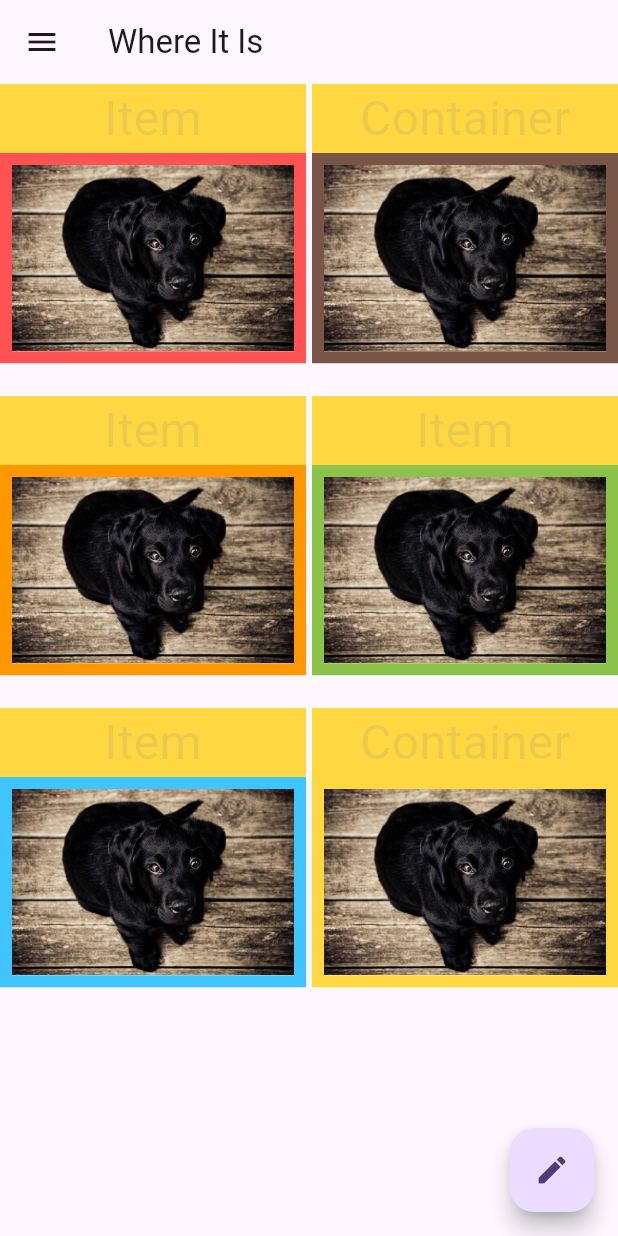
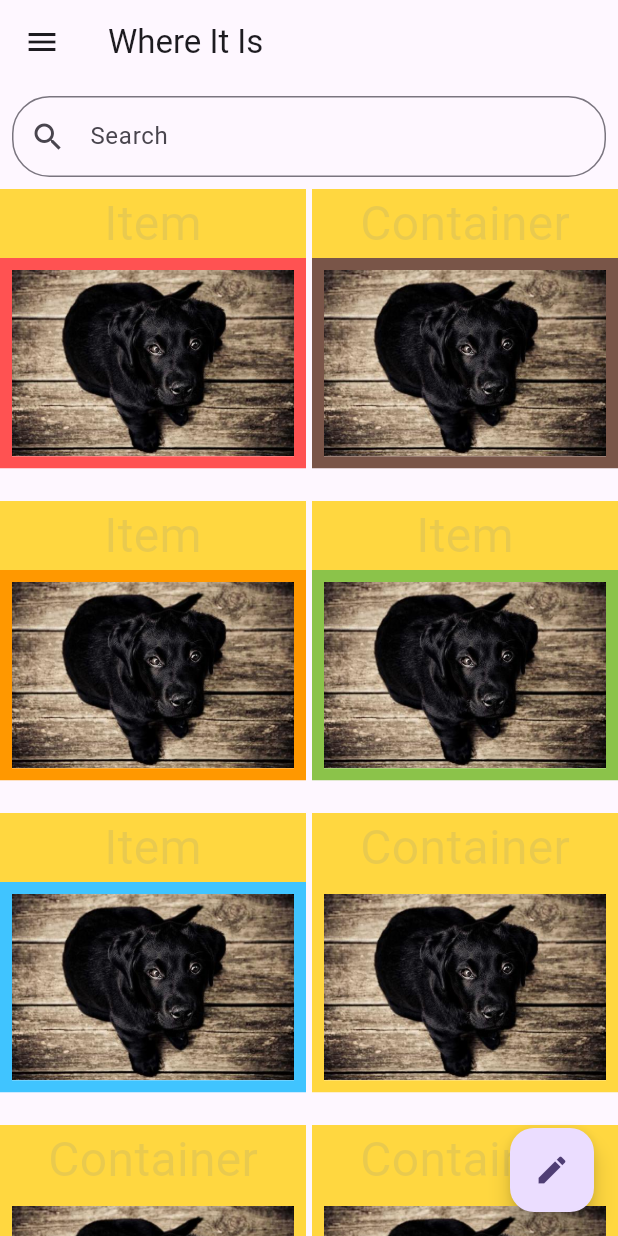
Before and after one commit to ftwr42/where_is_it_frontend, a Flutter app: the screen it shows after launch, on a phone screen of 412 x 824 dp. Run offline on Flutter 3.47's test engine with Material 3 defaults, Android fonts, the light colour scheme and no system bars; our stand-ins replace camera, hive, image_picker; accounts and stored records are empty.

Commit message:
some software design and a search field

```diff
--- a/lib/explorer/explorer_grid.dart
+++ b/lib/explorer/explorer_grid.dart
@@ -33,6 +33,108 @@ List<Map<String, dynamic>> elements = [
     'type': 'item',
     'name': 'Hund',
     'color': Colors.lightBlueAccent
+  },
+  {
+    'image': AssetImage('assets/images/237-536x354.jpg'),
+    'type': 'container',
+    'name': 'Hund',
+    'color': Colors.amberAccent
+  },
+  {
+    'image': AssetImage('assets/images/237-536x354.jpg'),
+    'type': 'container',
+    'name': 'Hund',
+    'color': Colors.amberAccent
+  },
+  {
+    'image': AssetImage('assets/images/237-536x354.jpg'),
+    'type': 'container',
+    'name': 'Hund',
+    'color': Colors.amberAccent
+  },
+  {
+    'image': AssetImage('assets/images/237-536x354.jpg'),
+    'type': 'container',
+    'name': 'Hund',
+    'color': Colors.amberAccent
+  },
+  {
+    'image': AssetImage('assets/images/237-536x354.jpg'),
+    'type': 'container',
+    'name': 'Hund',
+    'color': Colors.amberAccent
+  },
+  {
+    'image': AssetImage('assets/images/237-536x354.jpg'),
+    'type': 'container',
+    'name': 'Hund',
+    'color': Colors.amberAccent
+  },
+  {
+    'image': AssetImage('assets/images/237-536x354.jpg'),
+    'type': 'container',
+    'name': 'Hund',
+    'color': Colors.amberAccent
+  },
+  {
+    'image': AssetImage('assets/images/237-536x354.jpg'),
+    'type': 'container',
+    'name': 'Hund',
+    'color': Colors.amberAccent
+  },
+  {
+    'image': AssetImage('assets/images/237-536x354.jpg'),
+    'type': 'container',
+    'name': 'Hund',
+    'color': Colors.amberAccent
+  },
+  {
+    'image': AssetImage('assets/images/237-536x354.jpg'),
+    'type': 'container',
+    'name': 'Hund',
+    'color': Colors.amberAccent
+  },
+  {
+    'image': AssetImage('assets/images/237-536x354.jpg'),
+    'type': 'container',
+    'name': 'Hund',
+    'color': Colors.amberAccent
+  },
+  {
+    'image': AssetImage('assets/images/237-536x354.jpg'),
+    'type': 'container',
+    'name': 'Hund',
+    'color': Colors.amberAccent
+  },
+  {
+    'image': AssetImage('assets/images/237-536x354.jpg'),
+    'type': 'container',
+    'name': 'Hund',
+    'color': Colors.amberAccent
+  },
+  {
+    'image': AssetImage('assets/images/237-536x354.jpg'),
+    'type': 'container',
+    'name': 'Hund',
+    'color': Colors.amberAccent
+  },
+  {
+    'image': AssetImage('assets/images/237-536x354.jpg'),
+    'type': 'container',
+    'name': 'Hund',
+    'color': Colors.amberAccent
+  },
+  {
+    'image': AssetImage('assets/images/237-536x354.jpg'),
+    'type': 'container',
+    'name': 'Hund',
+    'color': Colors.amberAccent
+  },
+  {
+    'image': AssetImage('assets/images/237-536x354.jpg'),
+    'type': 'container',
+    'name': 'Hund',
+    'color': Colors.amberAccent
   },
   {
     'image': AssetImage('assets/images/237-536x354.jpg'),
--- a/lib/explorer/explorer_view.dart
+++ b/lib/explorer/explorer_view.dart
@@ -16,6 +16,31 @@ class ExplorerView extends StatelessWidget {
       floatingActionButton: const FabView(),
       body: CustomScrollView(
         slivers: [
+          SliverAppBar(
+            iconTheme: null,
+            primary: false,
+            excludeHeaderSemantics: true,
+            collapsedHeight: 70,
+            floating: true,
+            toolbarHeight: 0,
+            expandedHeight: 50,
+            flexibleSpace: Container(
+              color: Color(0x00),
+              child: Padding(
+                padding: const EdgeInsets.all(8.0),
+                child: TextField(
+                  decoration: InputDecoration(
+                    labelText: 'Search',
+                    hintText: 'Enter search term',
+                    prefixIcon: Icon(Icons.search),
+                    border: OutlineInputBorder(
+                      borderRadius: BorderRadius.all(Radius.circular(25.0)),
+                    ),
+                  ),
+                ),
+              ),
+            ),
+          ),
           ExplorerGrid(),
         ],
       ),
--- a/lib/searchfield/searchfield.dart
+++ b/lib/searchfield/searchfield.dart
@@ -1,6 +1,4 @@
 import 'package:flutter/material.dart';
-
-/// Flutter code sample for [SearchBar].
 
 class WiiSearch extends StatefulWidget {
   const WiiSearch({super.key});
```
Also changed, not shown: lib/explorer/searchbar/searchbar_view.dart (added, +30 -0 lines), lib/fab/dialog/dialog_config.dart (+38 -0 lines), lib/fab/dialog/dialog_view.dart (+5 -20 lines).
